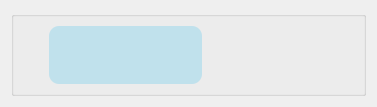
This is src/resources/interface/Receptor.ui in Yosoyepa/MyUnApp as Qt 5 draws it before an edit. The edited form follows.
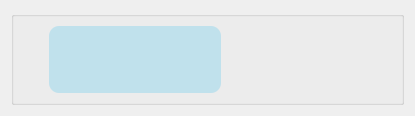
This is the edited form. Icons and pictures are not drawn.

Patch:
```diff
--- a/src/resources/interface/Receptor.ui
+++ b/src/resources/interface/Receptor.ui
@@ -6,8 +6,8 @@
    <rect>
     <x>0</x>
     <y>0</y>
-    <width>377</width>
-    <height>107</height>
+    <width>415</width>
+    <height>116</height>
    </rect>
   </property>
   <property name="windowTitle">
@@ -77,6 +77,22 @@
            <string/>
           </property>
           <layout class="QVBoxLayout" name="verticalLayout_3">
+           <item>
+            <widget class="QLabel" name="username_receptor">
+             <property name="font">
+              <font>
+               <weight>75</weight>
+               <bold>true</bold>
+              </font>
+             </property>
+             <property name="styleSheet">
+              <string notr="true">color: rgb(1, 35, 60);</string>
+             </property>
+             <property name="text">
+              <string/>
+             </property>
+            </widget>
+           </item>
            <item>
             <widget class="QLabel" name="message_receptor">
              <property name="sizePolicy">
```
